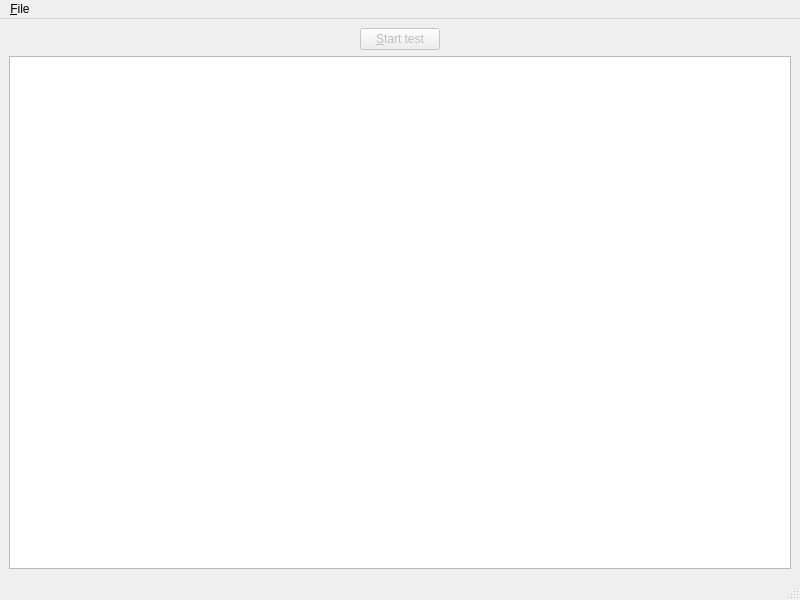
This is mainwindow.ui in HSAnet/glimpse_client as Qt 5 draws it before an edit. The edited form follows.
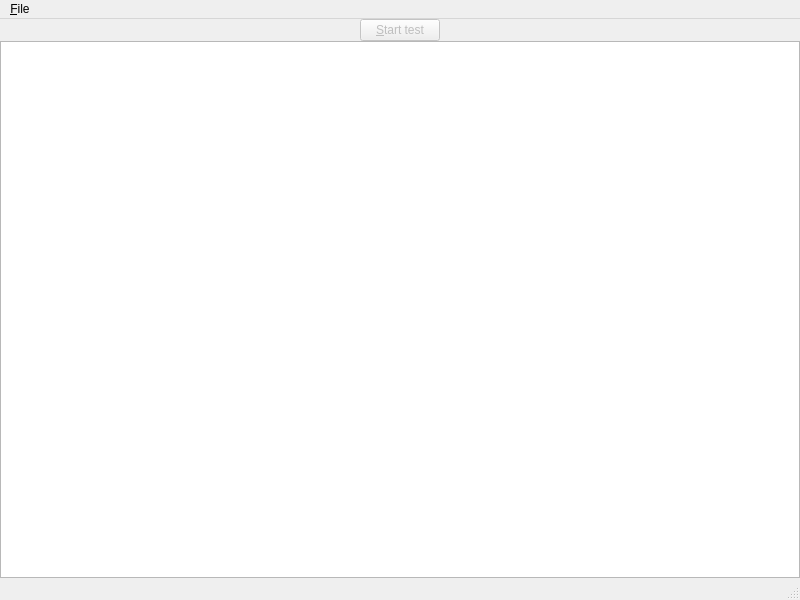
This is the edited form.

Commit message: Connect quit action with qapp::quit

Diff of the .ui file:
```diff
--- a/mainwindow.ui
+++ b/mainwindow.ui
@@ -15,6 +15,21 @@
   </property>
   <widget class="QWidget" name="centralwidget">
    <layout class="QVBoxLayout" name="verticalLayout">
+    <property name="spacing">
+     <number>0</number>
+    </property>
+    <property name="leftMargin">
+     <number>0</number>
+    </property>
+    <property name="topMargin">
+     <number>0</number>
+    </property>
+    <property name="rightMargin">
+     <number>0</number>
+    </property>
+    <property name="bottomMargin">
+     <number>0</number>
+    </property>
     <item>
      <layout class="QHBoxLayout" name="horizontalLayout">
       <item>
```
Left out of the diff: 19 changed lines with no effect on the pictures. The commit also changes 1 other file.
